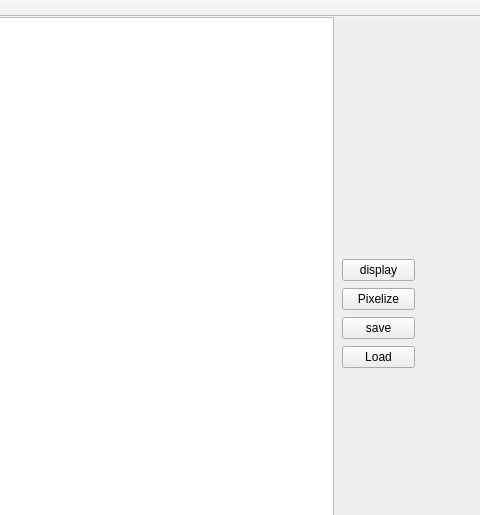
Qt form mainwindow.ui (FahadKhalid1/Pixel-Art-rendering) before a commit; both pictures show x 467 to 947 and y 0 to 515 of the 947 by 678 pixel window.
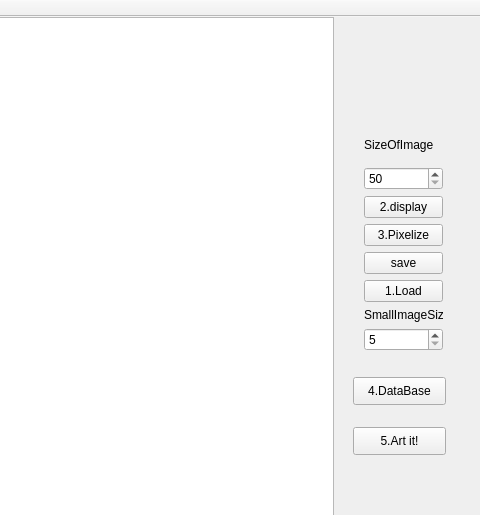
The same form after that commit.

The edit to the form file:
```diff
--- a/mainwindow.ui
+++ b/mainwindow.ui
@@ -24,27 +24,76 @@
      </rect>
     </property>
    </widget>
-   <widget class="QWidget" name="">
+   <widget class="QPushButton" name="pushButton_4">
     <property name="geometry">
      <rect>
-      <x>798</x>
-      <y>230</y>
-      <width>95</width>
-      <height>135</height>
+      <x>820</x>
+      <y>360</y>
+      <width>93</width>
+      <height>28</height>
      </rect>
     </property>
+    <property name="text">
+     <string>4.DataBase</string>
+    </property>
+   </widget>
+   <widget class="QPushButton" name="pushButton_5">
+    <property name="geometry">
+     <rect>
+      <x>820</x>
+      <y>410</y>
+      <width>93</width>
+      <height>28</height>
+     </rect>
+    </property>
+    <property name="text">
+     <string>5.Art it!</string>
+    </property>
+   </widget>
+   <widget class="QWidget" name="layoutWidget">
+    <property name="geometry">
+     <rect>
+      <x>820</x>
+      <y>100</y>
+      <width>101</width>
+      <height>245</height>
+     </rect>
+    </property>
+    <layout class="QVBoxLayout" name="verticalLayout_4">
+     <item>
+      <widget class="QLabel" name="label">
+       <property name="text">
+        <string>SizeOfImage</string>
+       </property>
+      </widget>
+     </item>
+     <item>
+      <layout class="QVBoxLayout" name="verticalLayout_3">
+       <item>
+        <layout class="QVBoxLayout" name="verticalLayout_2">
+         <item>
     <layout class="QVBoxLayout" name="verticalLayout">
+           <item>
+            <widget class="QSpinBox" name="spinBox_2">
+             <property name="minimum">
+              <number>50</number>
+             </property>
+             <property name="maximum">
+              <number>400</number>
+             </property>
+            </widget>
+           </item>
      <item>
       <widget class="QPushButton" name="pushButton_3">
        <property name="text">
-        <string>display</string>
+              <string>2.display</string>
        </property>
       </widget>
      </item>
      <item>
       <widget class="QPushButton" name="btnpixelize">
        <property name="text">
-        <string>Pixelize</string>
+              <string>3.Pixelize</string>
        </property>
       </widget>
      </item>
@@ -55,14 +104,37 @@
        </property>
       </widget>
      </item>
+          </layout>
+         </item>
      <item>
       <widget class="QPushButton" name="pushButton">
        <property name="text">
-        <string>Load</string>
+            <string>1.Load</string>
        </property>
       </widget>
      </item>
-    </layout>
+         <item>
+          <widget class="QLabel" name="label_2">
+           <property name="text">
+            <string>SmallImageSize</string>
+           </property>
+          </widget>
+         </item>
+         <item>
+          <widget class="QSpinBox" name="spinBox">
+           <property name="minimum">
+            <number>5</number>
+           </property>
+           <property name="maximum">
+            <number>40</number>
+           </property>
+          </widget>
+         </item>
+        </layout>
+       </item>
+      </layout>
+     </item>
+    </layout>
    </widget>
   </widget>
   <widget class="QMenuBar" name="menuBar">
```
Left out of the diff: 6 changed lines with no effect on the pictures. Lines whose indentation alone changed are shown as unchanged.
